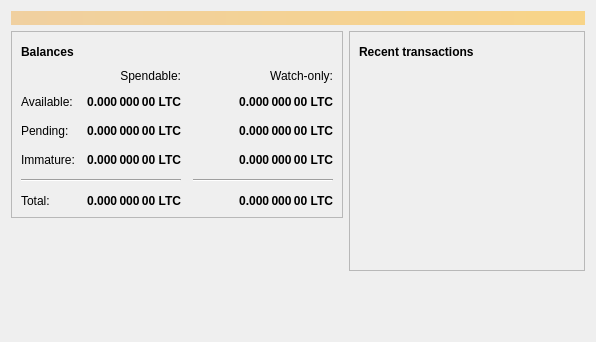
First picture: the form in src/qt/forms/overviewpage.ui, repository hanzou-x/flappycoin, before the edit.
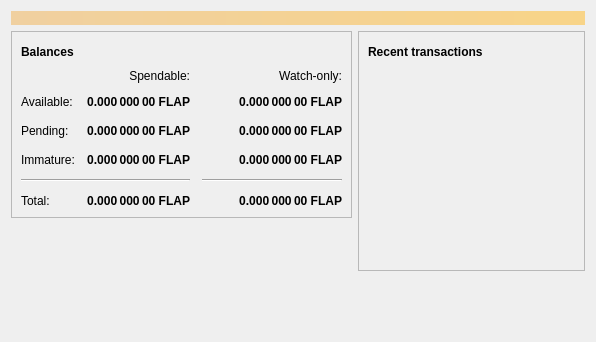
Second picture: the form after the edit. Icons and pictures are not drawn.

Commit message: s/LTC/FLAP where applicable

Diff of the .ui file:
```diff
--- a/src/qt/forms/overviewpage.ui
+++ b/src/qt/forms/overviewpage.ui
@@ -129,7 +129,7 @@
                <string>Unconfirmed transactions to watch-only addresses</string>
               </property>
               <property name="text">
-               <string notr="true">0.000 000 00 LTC</string>
+               <string notr="true">0.000 000 00 FLAP</string>
               </property>
               <property name="alignment">
                <set>Qt::AlignRight|Qt::AlignTrailing|Qt::AlignVCenter</set>
@@ -154,7 +154,7 @@
                <string>Total of transactions that have yet to be confirmed, and do not yet count toward the spendable balance</string>
               </property>
               <property name="text">
-               <string notr="true">0.000 000 00 LTC</string>
+               <string notr="true">0.000 000 00 FLAP</string>
               </property>
               <property name="alignment">
                <set>Qt::AlignRight|Qt::AlignTrailing|Qt::AlignVCenter</set>
@@ -179,7 +179,7 @@
                <string>Mined balance in watch-only addresses that has not yet matured</string>
               </property>
               <property name="text">
-               <string notr="true">0.000 000 00 LTC</string>
+               <string notr="true">0.000 000 00 FLAP</string>
               </property>
               <property name="alignment">
                <set>Qt::AlignRight|Qt::AlignTrailing|Qt::AlignVCenter</set>
@@ -237,7 +237,7 @@
                <string>Mined balance that has not yet matured</string>
               </property>
               <property name="text">
-               <string notr="true">0.000 000 00 LTC</string>
+               <string notr="true">0.000 000 00 FLAP</string>
               </property>
               <property name="alignment">
                <set>Qt::AlignRight|Qt::AlignTrailing|Qt::AlignVCenter</set>
@@ -282,7 +282,7 @@
                <string>Your current total balance</string>
               </property>
               <property name="text">
-               <string notr="true">0.000 000 00 LTC</string>
+               <string notr="true">0.000 000 00 FLAP</string>
               </property>
               <property name="alignment">
                <set>Qt::AlignRight|Qt::AlignTrailing|Qt::AlignVCenter</set>
@@ -307,7 +307,7 @@
                <string>Current total balance in watch-only addresses</string>
               </property>
               <property name="text">
-               <string notr="true">0.000 000 00 LTC</string>
+               <string notr="true">0.000 000 00 FLAP</string>
               </property>
               <property name="alignment">
                <set>Qt::AlignRight|Qt::AlignTrailing|Qt::AlignVCenter</set>
@@ -349,7 +349,7 @@
                <string>Your current spendable balance</string>
               </property>
               <property name="text">
-               <string notr="true">0.000 000 00 LTC</string>
+               <string notr="true">0.000 000 00 FLAP</string>
               </property>
               <property name="alignment">
                <set>Qt::AlignRight|Qt::AlignTrailing|Qt::AlignVCenter</set>
@@ -374,7 +374,7 @@
                <string>Your current balance in watch-only addresses</string>
               </property>
               <property name="text">
-               <string notr="true">0.000 000 00 LTC</string>
+               <string notr="true">0.000 000 00 FLAP</string>
               </property>
               <property name="alignment">
                <set>Qt::AlignRight|Qt::AlignTrailing|Qt::AlignVCenter</set>
```
The commit also changes 6 other files.
